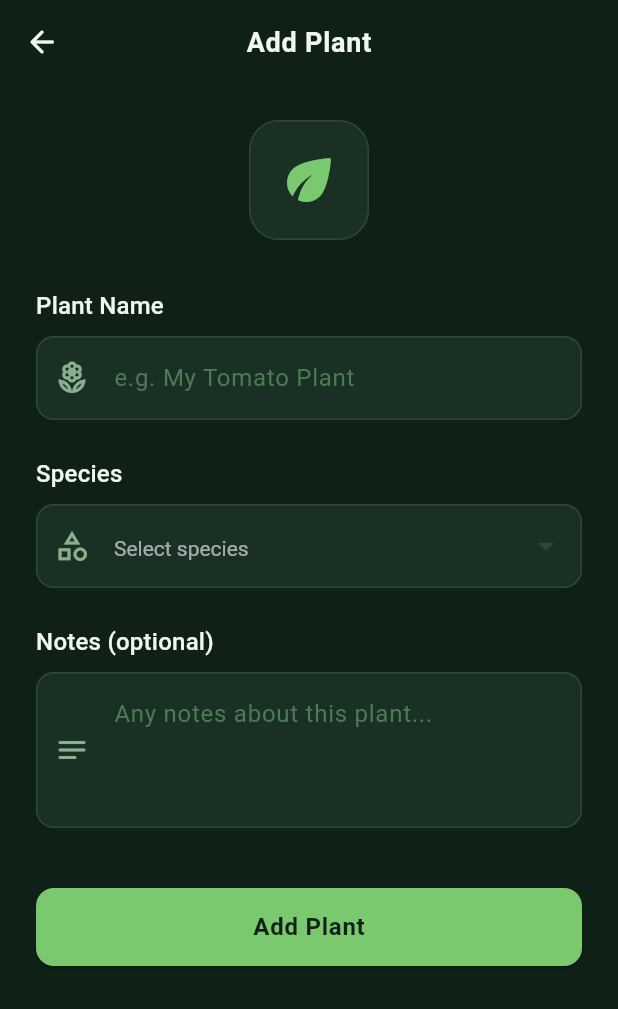
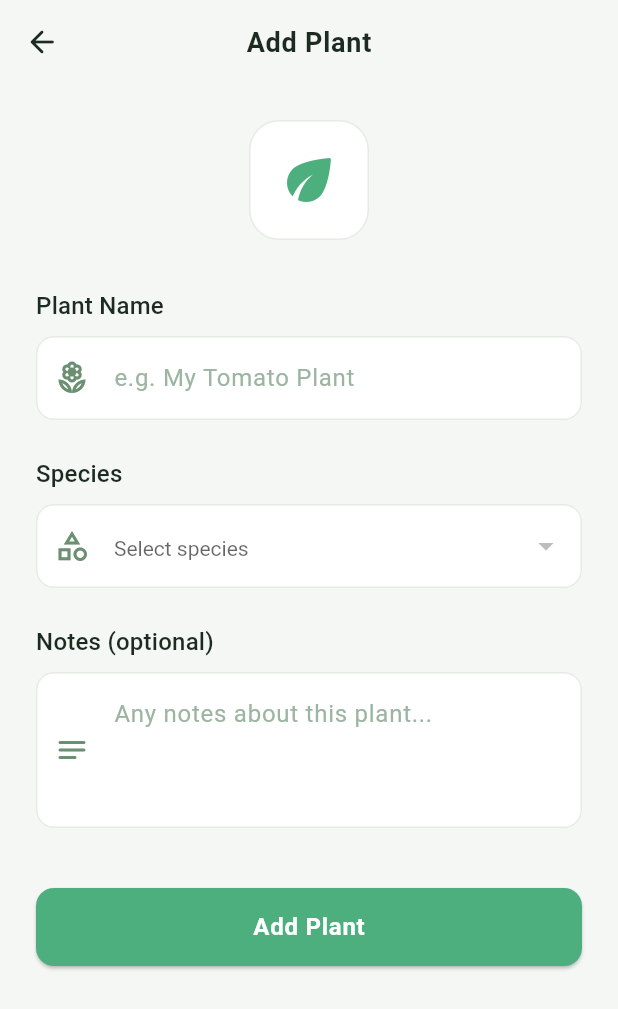
Before and after one commit to ArcLatte/FYP-PlantCareAPP-Stella, a Flutter app: the screen it shows after launch, after a tap on "Sign In", after a tap on "Sign Up", after a tap on "Add Plant", on a phone screen of 412 x 824 dp. Shown: the top 1009 px of the screen. Run offline on Flutter 3.47's test engine with Material 3 defaults, Android fonts, the phone set to English and light mode, and no system bars; our stand-ins replace go_router, image_picker, shared_preferences; network calls fail.

Commit message:
edit: change app theme to light colors

```diff
--- a/frontend/lib/core/theme.dart
+++ b/frontend/lib/core/theme.dart
@@ -2,41 +2,45 @@ import 'package:flutter/material.dart';
 
 class AppColors {
   // Primary
-  static const Color background = Color(0xFF0F2117);
-  static const Color surface = Color(0xFF1A3025);
-  static const Color surfaceLight = Color(0xFF224030);
+  static const Color background = Color(0xFFF5F7F5);
+  static const Color surface = Color(0xFFFFFFFF);
+  static const Color surfaceLight = Color(0xFFFAFBFA);
 
   // Accents
-  static const Color primary = Color(0xFF7BC96F);
-  static const Color primaryDark = Color(0xFF5AA84E);
-  static const Color amber = Color(0xFFF5A623);
+  static const Color primary = Color(0xFF4CAF7D);
+  static const Color primaryDark = Color(0xFF3D9466);
+  static const Color amber = Color(0xFFF59E0B);
 
   // Text
-  static const Color textPrimary = Color(0xFFF0F7F0);
-  static const Color textSecondary = Color(0xFF8BAF8E);
-  static const Color textMuted = Color(0xFF4D7A55);
+  static const Color textPrimary = Color(0xFF1C2B20);
+  static const Color textSecondary = Color(0xFF6B8F71);
+  static const Color textMuted = Color(0xFF9CB5A0);
 
   // Status
-  static const Color error = Color(0xFFE57373);
-  static const Color success = Color(0xFF7BC96F);
-  static const Color warning = Color(0xFFF5A623);
+  static const Color error = Color(0xFFD9534F);
+  static const Color success = Color(0xFF4CAF7D);
+  static const Color warning = Color(0xFFF59E0B);
 
   // Misc
-  static const Color divider = Color(0xFF1E3828);
-  static const Color cardBorder = Color(0xFF2A4A35);
+  static const Color divider = Color(0xFFE5EBE5);
+  static const Color cardBorder = Color(0xFFE5EBE5);
+  static const Color cardShadow = Color(0x14000000);
 }
 
 class AppTheme {
   static ThemeData get darkTheme {
     return ThemeData(
       useMaterial3: true,
-      brightness: Brightness.dark,
+      brightness: Brightness.light,
       scaffoldBackgroundColor: AppColors.background,
-      colorScheme: const ColorScheme.dark(
+      colorScheme: const ColorScheme.light(
         primary: AppColors.primary,
         secondary: AppColors.amber,
         surface: AppColors.surface,
         error: AppColors.error,
+        onPrimary: Colors.white,
+        onSecondary: Colors.white,
+        onSurface: AppColors.textPrimary,
       ),
       appBarTheme: const AppBarTheme(
         backgroundColor: AppColors.background,
@@ -53,7 +57,7 @@ class AppTheme {
       elevatedButtonTheme: ElevatedButtonThemeData(
         style: ElevatedButton.styleFrom(
           backgroundColor: AppColors.primary,
-          foregroundColor: AppColors.background,
+          foregroundColor: Colors.white,
           minimumSize: const Size(double.infinity, 52),
           shape: RoundedRectangleBorder(
             borderRadius: BorderRadius.circular(12),
@@ -90,10 +94,10 @@ class AppTheme {
       ),
       cardTheme: CardThemeData(
         color: AppColors.surface,
-        elevation: 0,
+        elevation: 2,
+        shadowColor: AppColors.cardShadow,
         shape: RoundedRectangleBorder(
           borderRadius: BorderRadius.circular(16),
-          side: const BorderSide(color: AppColors.cardBorder),
         ),
       ),
       bottomNavigationBarTheme: const BottomNavigationBarThemeData(
--- a/frontend/lib/screens/auth/login_screen.dart
+++ b/frontend/lib/screens/auth/login_screen.dart
@@ -163,7 +163,7 @@ class _LoginScreenState extends State<LoginScreen> {
                           width: 20,
                           child: CircularProgressIndicator(
                             strokeWidth: 2,
-                            color: AppColors.background,
+                            color: Colors.white,
                           ),
                         )
                       : const Text('Sign In'),
--- a/frontend/lib/screens/auth/register_screen.dart
+++ b/frontend/lib/screens/auth/register_screen.dart
@@ -218,7 +218,7 @@ class _RegisterScreenState extends State<RegisterScreen> {
                           width: 20,
                           child: CircularProgressIndicator(
                             strokeWidth: 2,
-                            color: AppColors.background,
+                            color: Colors.white,
                           ),
                         )
                       : const Text('Create Account'),
--- a/frontend/lib/screens/home/home_screen.dart
+++ b/frontend/lib/screens/home/home_screen.dart
@@ -87,6 +87,13 @@ class _HomeScreenState extends State<HomeScreen> {
                             color: AppColors.surface,
                             borderRadius: BorderRadius.circular(12),
                             border: Border.all(color: AppColors.cardBorder),
+                            boxShadow: const [
+                              BoxShadow(
+                                color: AppColors.cardShadow,
+                                blurRadius: 12,
+                                offset: Offset(0, 2),
+                              ),
+                            ],
                           ),
                           child: const Icon(
                             Icons.logout_rounded,
@@ -110,6 +117,13 @@ class _HomeScreenState extends State<HomeScreen> {
                       color: AppColors.surface,
                       borderRadius: BorderRadius.circular(16),
                       border: Border.all(color: AppColors.cardBorder),
+                            boxShadow: const [
+                              BoxShadow(
+                                color: AppColors.cardShadow,
+                                blurRadius: 12,
+                                offset: Offset(0, 2),
+                              ),
+                            ],
                     ),
                     child: Row(
                       mainAxisAlignment: MainAxisAlignment.spaceAround,
@@ -338,6 +352,13 @@ class _PlantCard extends StatelessWidget {
           color: AppColors.surface,
           borderRadius: BorderRadius.circular(16),
           border: Border.all(color: AppColors.cardBorder),
+                            boxShadow: const [
+                              BoxShadow(
+                                color: AppColors.cardShadow,
+                                blurRadius: 12,
+                                offset: Offset(0, 2),
+                              ),
+                            ],
         ),
         child: Row(
           children: [
--- a/frontend/lib/screens/plant/add_plant_screen.dart
+++ b/frontend/lib/screens/plant/add_plant_screen.dart
@@ -212,7 +212,7 @@ class _AddPlantScreenState extends State<AddPlantScreen> {
                           width: 20,
                           child: CircularProgressIndicator(
                             strokeWidth: 2,
-                            color: AppColors.background,
+                            color: Colors.white,
                           ),
                         )
                       : const Text('Add Plant'),
--- a/frontend/lib/screens/scan/scan_screen.dart
+++ b/frontend/lib/screens/scan/scan_screen.dart
@@ -226,7 +226,7 @@ class _ScanScreenState extends State<ScanScreen> {
                             width: 20,
                             child: CircularProgressIndicator(
                               strokeWidth: 2,
-                              color: AppColors.background,
+                              color: Colors.white,
                             ),
                           ),
                           SizedBox(width: 12),
```
Also changed, not shown: frontend/lib/screens/history/history_screen.dart (+7 -0 lines), frontend/lib/screens/plant/plant_detail_screen.dart (+14 -0 lines), frontend/lib/screens/scan/result_screen.dart (+14 -0 lines).
